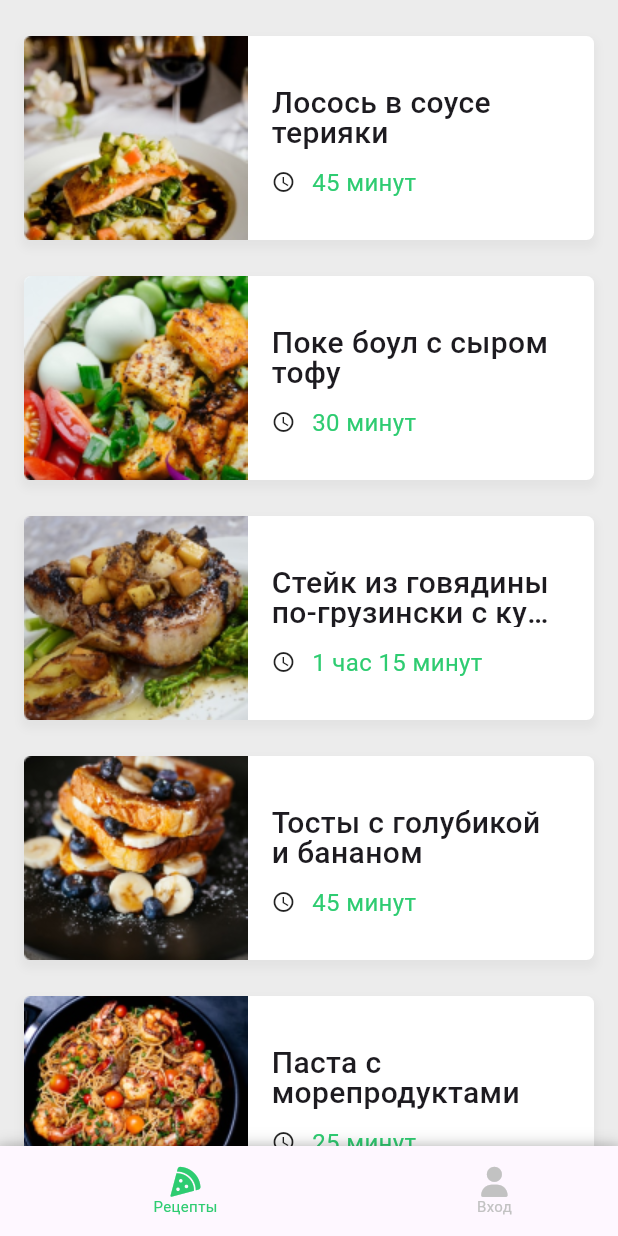
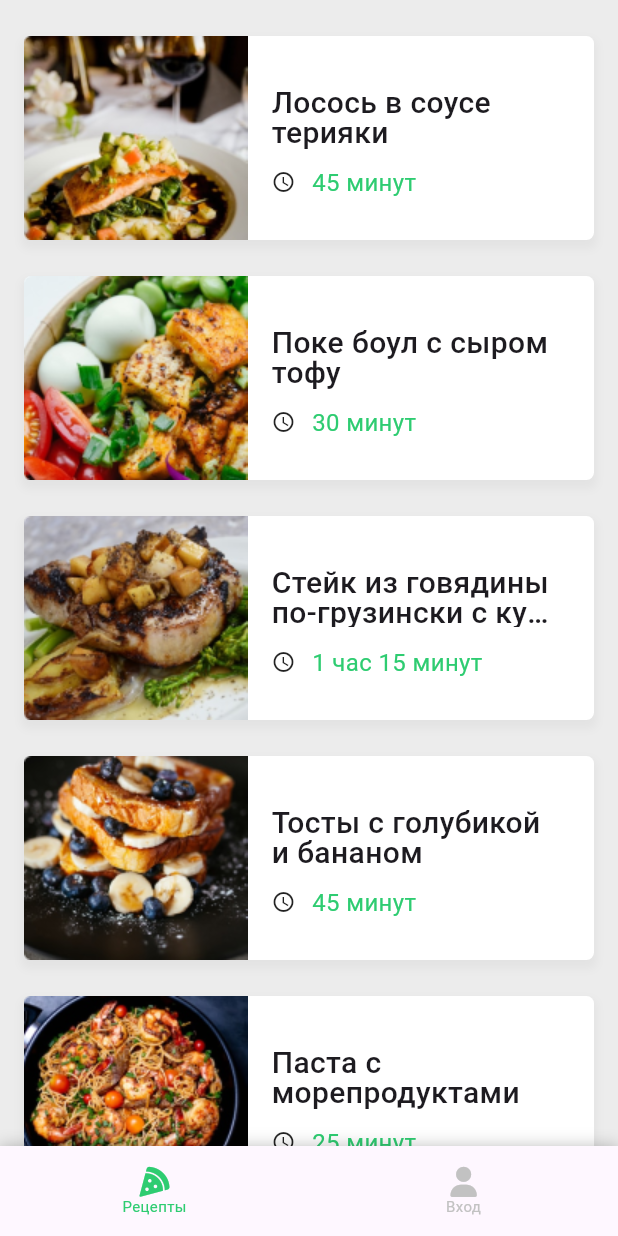
Before and after one commit to regso/receipts, a Flutter app: the screen it shows after launch, on a phone screen of 412 x 824 dp. Run offline on Flutter 3.47's test engine with Material 2 defaults, Android fonts, the phone set to English and light mode, and no system bars; our stand-ins replace font_awesome_flutter.

Commit message:
BottomNavigationBar fix.

```diff
--- a/lib/features/receipt_list/widgets/receipt_bottom_navigation_bar.dart
+++ b/lib/features/receipt_list/widgets/receipt_bottom_navigation_bar.dart
@@ -49,8 +49,8 @@ class _ReceiptBottomNavigationBarState
         ],
       ),
       child: BottomNavigationBar(
+        elevation: 0,
         items: _items,
-        type: BottomNavigationBarType.shifting,
         currentIndex: _currentIndex,
         showSelectedLabels: true,
         showUnselectedLabels: true,
```
